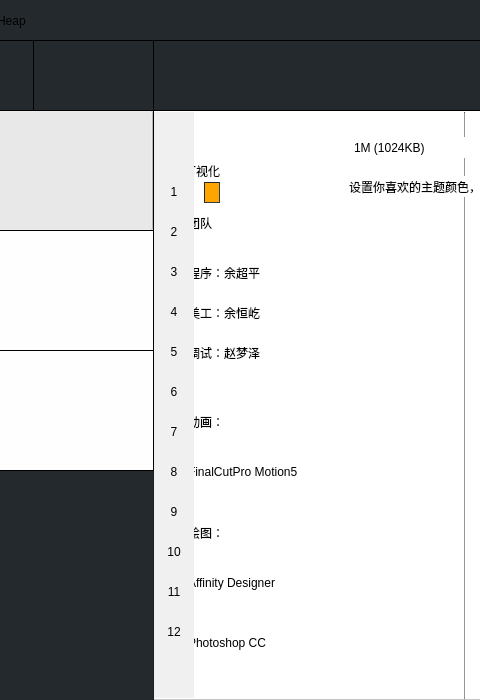
Above: UIs/mainwindow.ui from Fijiisland/BuddyHeapDemo before the change; both pictures show x 87 to 567 and y 0 to 700 of the 1200 by 700 pixel window. Below: the same form after it.
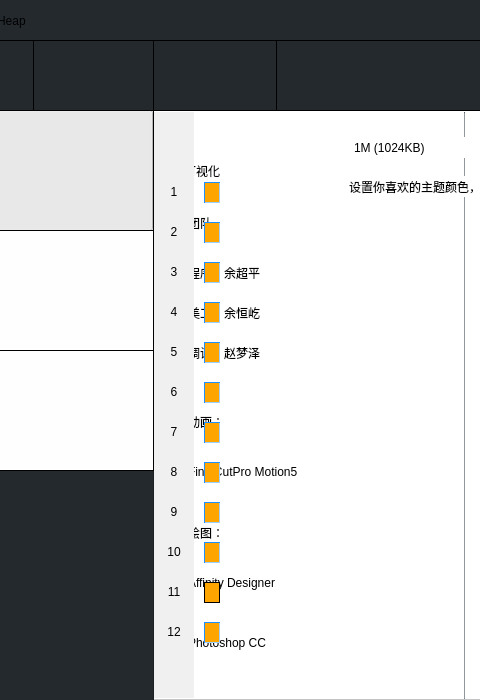
That is the form after the change. Icons and pictures are not drawn.

Patch:
```diff
--- a/UIs/mainwindow.ui
+++ b/UIs/mainwindow.ui
@@ -187,6 +187,38 @@
       <string>BuddyHeap </string>
      </property>
     </widget>
+    <widget class="Line" name="line_11">
+     <property name="geometry">
+      <rect>
+       <x>363</x>
+       <y>40</y>
+       <width>1</width>
+       <height>71</height>
+      </rect>
+     </property>
+     <property name="styleSheet">
+      <string notr="true">background-color: rgb(0, 0, 0);</string>
+     </property>
+     <property name="orientation">
+      <enum>Qt::Vertical</enum>
+     </property>
+    </widget>
+    <widget class="QPushButton" name="pushBtn_reset">
+     <property name="geometry">
+      <rect>
+       <x>242</x>
+       <y>40</y>
+       <width>121</width>
+       <height>71</height>
+      </rect>
+     </property>
+     <property name="text">
+      <string/>
+     </property>
+     <property name="flat">
+      <bool>true</bool>
+     </property>
+    </widget>
    </widget>
    <widget class="Line" name="line">
     <property name="geometry">
@@ -962,7 +994,7 @@
        <string notr="true">background-color: rgb(255, 165, 0);
 border-style:inset;
 border-width:1px;
-border-color:rgb(36,41,46);
+border-color:rgb(30,144,255);
         	</string>
       </property>
      </widget>
@@ -1171,6 +1203,193 @@
        </property>
       </widget>
      </widget>
+     <widget class="QWidget" name="widget_10" native="true">
+      <property name="geometry">
+       <rect>
+        <x>50</x>
+        <y>110</y>
+        <width>16</width>
+        <height>21</height>
+       </rect>
+      </property>
+      <property name="styleSheet">
+       <string notr="true">background-color: rgb(255, 165, 0);
+border-style:inset;
+border-width:1px;
+border-color:rgb(30,144,255);
+        	</string>
+      </property>
+     </widget>
+     <widget class="QWidget" name="widget_11" native="true">
+      <property name="geometry">
+       <rect>
+        <x>50</x>
+        <y>150</y>
+        <width>16</width>
+        <height>21</height>
+       </rect>
+      </property>
+      <property name="styleSheet">
+       <string notr="true">background-color: rgb(255, 165, 0);
+border-style:inset;
+border-width:1px;
+border-color:rgb(30,144,255);
+        	</string>
+      </property>
+     </widget>
+     <widget class="QWidget" name="widget_12" native="true">
+      <property name="geometry">
+       <rect>
+        <x>50</x>
+        <y>190</y>
+        <width>16</width>
+        <height>21</height>
+       </rect>
+      </property>
+      <property name="styleSheet">
+       <string notr="true">background-color: rgb(255, 165, 0);
+border-style:inset;
+border-width:1px;
+border-color:rgb(30,144,255);
+        	</string>
+      </property>
+     </widget>
+     <widget class="QWidget" name="widget_13" native="true">
+      <property name="geometry">
+       <rect>
+        <x>50</x>
+        <y>230</y>
+        <width>16</width>
+        <height>21</height>
+       </rect>
+      </property>
+      <property name="styleSheet">
+       <string notr="true">background-color: rgb(255, 165, 0);
+border-style:inset;
+border-width:1px;
+border-color:rgb(30,144,255);
+        	</string>
+      </property>
+     </widget>
+     <widget class="QWidget" name="widget_14" native="true">
+      <property name="geometry">
+       <rect>
+        <x>50</x>
+        <y>270</y>
+        <width>16</width>
+        <height>21</height>
+       </rect>
+      </property>
+      <property name="styleSheet">
+       <string notr="true">background-color: rgb(255, 165, 0);
+border-style:inset;
+border-width:1px;
+border-color:rgb(30,144,255);
+        	</string>
+      </property>
+     </widget>
+     <widget class="QWidget" name="widget_15" native="true">
+      <property name="geometry">
+       <rect>
+        <x>50</x>
+        <y>310</y>
+        <width>16</width>
+        <height>21</height>
+       </rect>
+      </property>
+      <property name="styleSheet">
+       <string notr="true">background-color: rgb(255, 165, 0);
+border-style:inset;
+border-width:1px;
+border-color:rgb(30,144,255);
+        	</string>
+      </property>
+     </widget>
+     <widget class="QWidget" name="widget_16" native="true">
+      <property name="geometry">
+       <rect>
+        <x>50</x>
+        <y>350</y>
+        <width>16</width>
+        <height>21</height>
+       </rect>
+      </property>
+      <property name="styleSheet">
+       <string notr="true">background-color: rgb(255, 165, 0);
+border-style:inset;
+border-width:1px;
+border-color:rgb(30,144,255);
+        	</string>
+      </property>
+     </widget>
+     <widget class="QWidget" name="widget_17" native="true">
+      <property name="geometry">
+       <rect>
+        <x>50</x>
+        <y>390</y>
+        <width>16</width>
+        <height>21</height>
+       </rect>
+      </property>
+      <property name="styleSheet">
+       <string notr="true">background-color: rgb(255, 165, 0);
+border-style:inset;
+border-width:1px;
+border-color:rgb(30,144,255);
+        	</string>
+      </property>
+     </widget>
+     <widget class="QWidget" name="widget_18" native="true">
+      <property name="geometry">
+       <rect>
+        <x>50</x>
+        <y>430</y>
+        <width>16</width>
+        <height>21</height>
+       </rect>
+      </property>
+      <property name="styleSheet">
+       <string notr="true">background-color: rgb(255, 165, 0);
+border-style:inset;
+border-width:1px;
+border-color:rgb(30,144,255);
+        	</string>
+      </property>
+     </widget>
+     <widget class="QWidget" name="widget_19" native="true">
+      <property name="geometry">
+       <rect>
+        <x>50</x>
+        <y>470</y>
+        <width>16</width>
+        <height>21</height>
+       </rect>
+      </property>
+      <property name="styleSheet">
+       <string notr="true">background-color: rgb(255, 165, 0);
+border-style:inset;
+border-width:1px;
+border-color:rgb(30,144,2556);
+        	</string>
+      </property>
+     </widget>
+     <widget class="QWidget" name="widget_20" native="true">
+      <property name="geometry">
+       <rect>
+        <x>50</x>
+        <y>510</y>
+        <width>16</width>
+        <height>21</height>
+       </rect>
+      </property>
+      <property name="styleSheet">
+       <string notr="true">background-color: rgb(255, 165, 0);
+border-style:inset;
+border-width:1px;
+border-color:rgb(30,144,255);
+        	</string>
+      </property>
+     </widget>
     </widget>
    </widget>
    <widget class="QPushButton" name="pushBtn_others">
```
Left out of the diff: 111 changed lines with no effect on the pictures.
